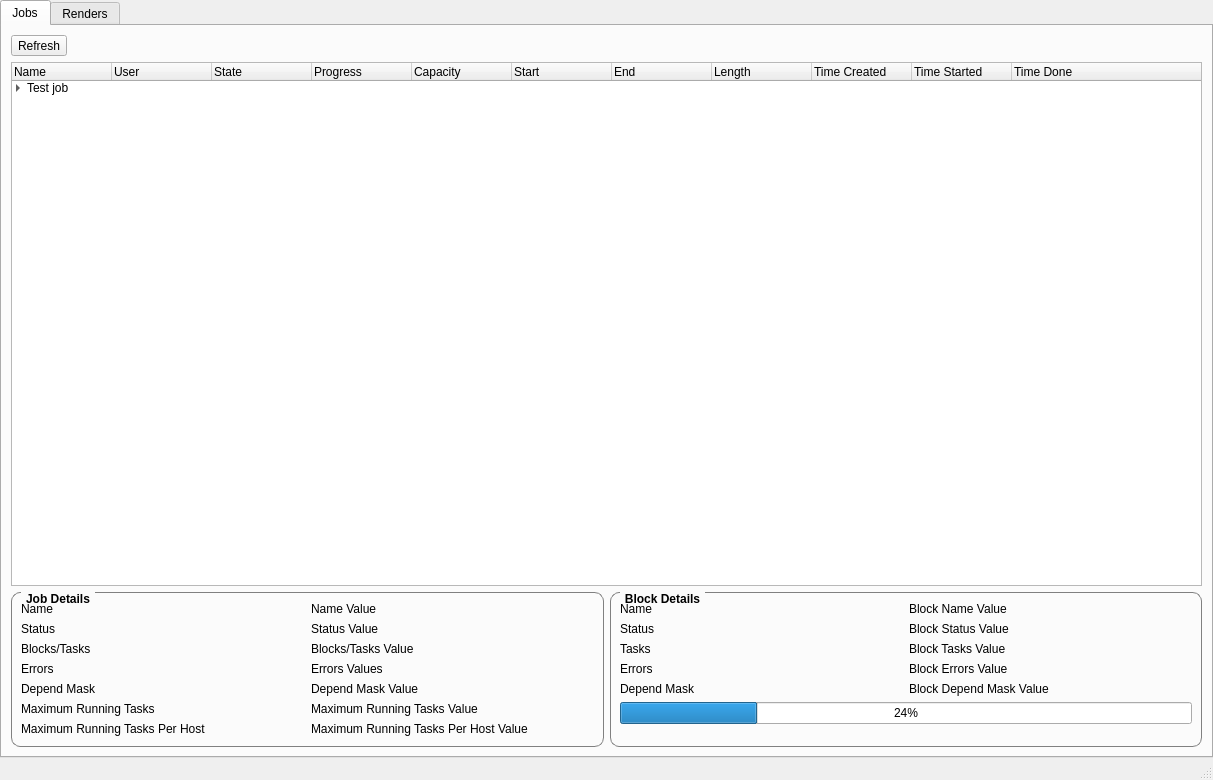
First picture: the form in afGui.ui, repository lithorus/afGui, before the edit.
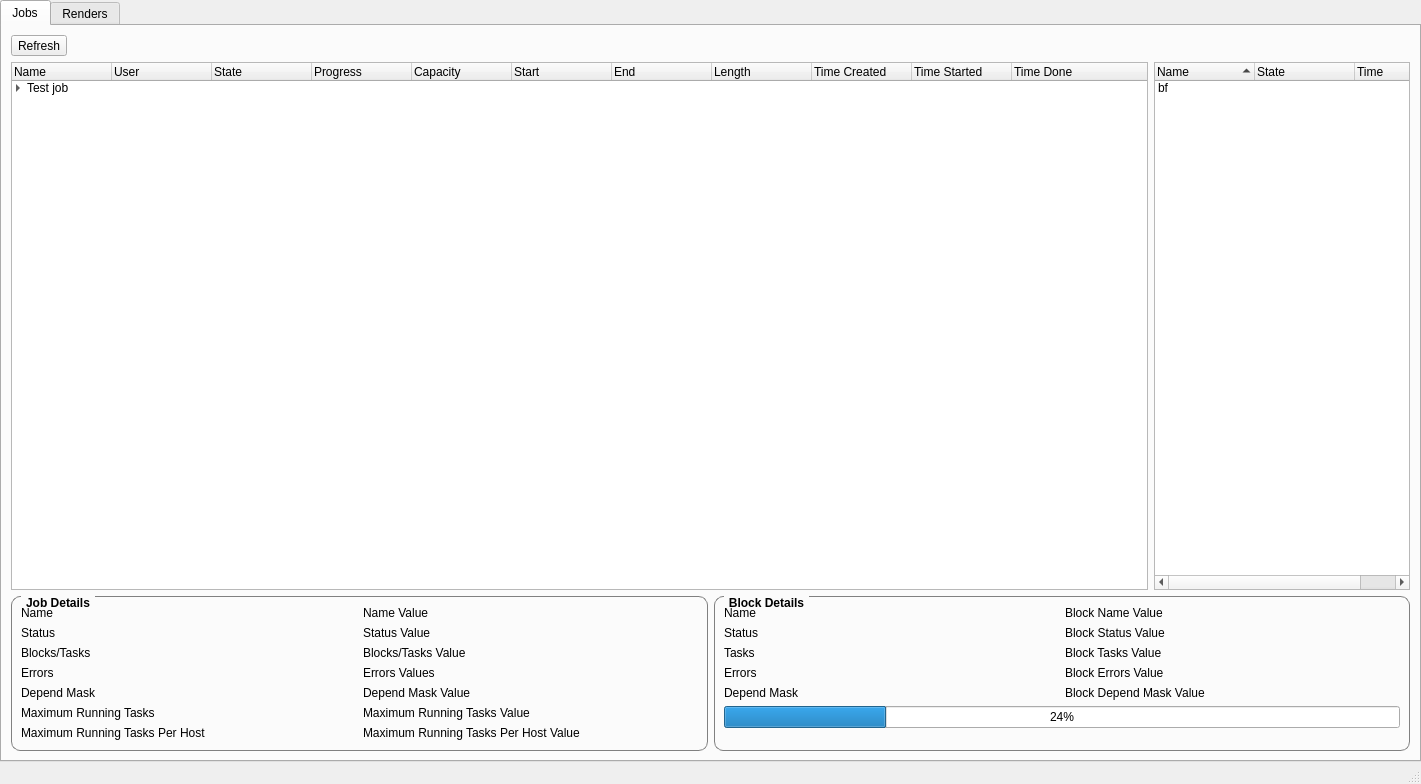
Second picture: the form after the edit.

The edit to the form file:
```diff
--- a/afGui.ui
+++ b/afGui.ui
@@ -6,8 +6,8 @@
    <rect>
     <x>0</x>
     <y>0</y>
-    <width>1213</width>
-    <height>780</height>
+    <width>1421</width>
+    <height>784</height>
    </rect>
   </property>
   <property name="windowTitle">
@@ -70,6 +70,8 @@
          </layout>
         </item>
         <item>
+         <layout class="QHBoxLayout" name="horizontalLayout_3" stretch="1,0">
+          <item>
          <widget class="QTreeWidget" name="jobTree">
           <property name="contextMenuPolicy">
            <enum>Qt::CustomContextMenu</enum>
@@ -205,6 +207,47 @@
          </widget>
         </item>
         <item>
+           <widget class="QTreeWidget" name="taskList">
+            <property name="alternatingRowColors">
+             <bool>true</bool>
+            </property>
+            <property name="indentation">
+             <number>0</number>
+            </property>
+            <property name="itemsExpandable">
+             <bool>false</bool>
+            </property>
+            <property name="sortingEnabled">
+             <bool>true</bool>
+            </property>
+            <attribute name="headerShowSortIndicator" stdset="0">
+             <bool>true</bool>
+            </attribute>
+            <column>
+             <property name="text">
+              <string>Name</string>
+             </property>
+            </column>
+            <column>
+             <property name="text">
+              <string>State</string>
+             </property>
+            </column>
+            <column>
+             <property name="text">
+              <string>Time</string>
+             </property>
+            </column>
+            <item>
+             <property name="text">
+              <string>bf</string>
+             </property>
+            </item>
+           </widget>
+          </item>
+         </layout>
+        </item>
+        <item>
          <layout class="QHBoxLayout" name="Details">
           <item>
            <widget class="QGroupBox" name="groupBox">
```
Left out of the diff: 2 changed lines with no effect on the pictures. Lines whose indentation alone changed are shown as unchanged.
